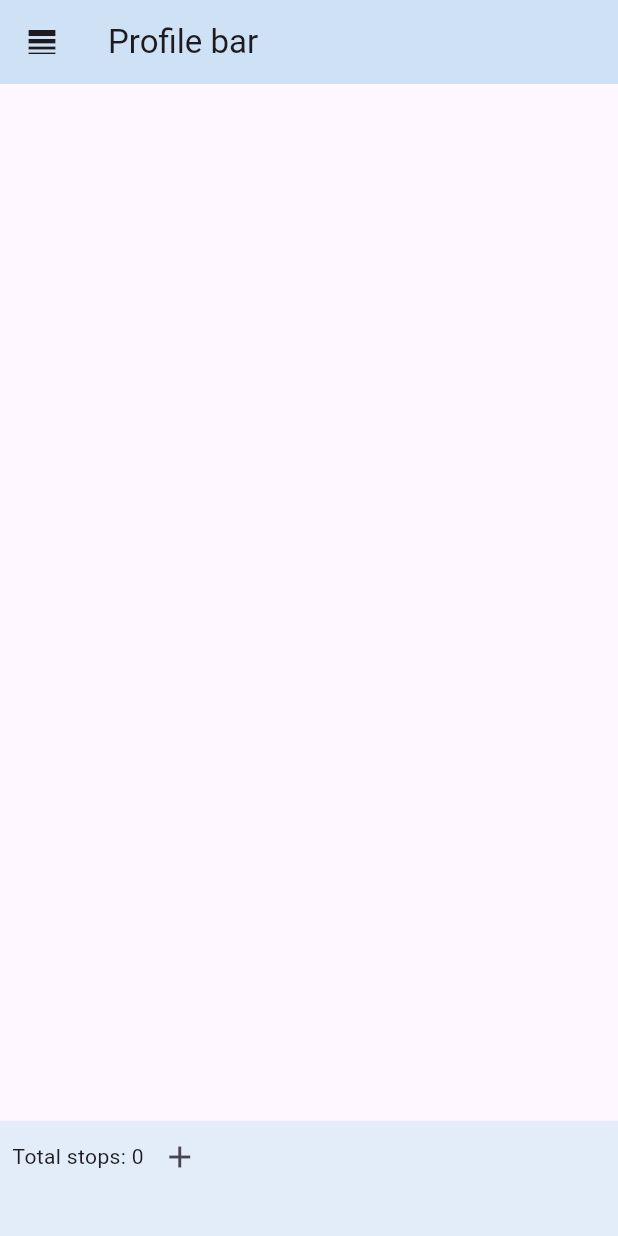
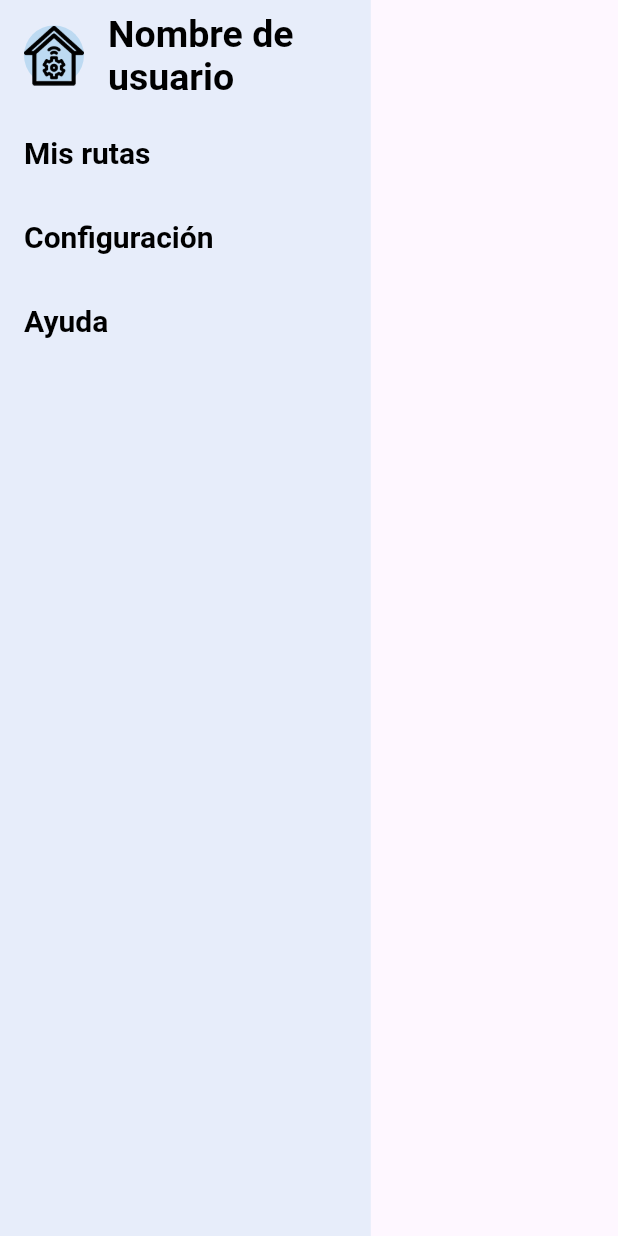
Before and after one commit to Andresf9823/dominator_app, a Flutter app: the screen it shows after launch, after a tap on "Did you forget your password?", on a phone screen of 412 x 824 dp. Run offline on Flutter 3.47's test engine with Material 3 defaults, Android fonts, the light colour scheme and no system bars.

Commit message:
Maybe latter

```diff
--- a/lib/loggin/infrastructure/get_user_sign_in.dart
+++ b/lib/loggin/infrastructure/get_user_sign_in.dart
@@ -8,9 +8,9 @@ Future<User> getSignInUser(User user) async {
     final response =
         await http.get(Uri.parse("https://api.chucknorris.io/jokes/random"));
     if (response.statusCode == 200) {
-      print(
-          " STATUS: ${response.statusCode} \n CONTENT LENGTH: ${response.contentLength} \n HEADERS: ${response.headers}");
-      print("\n BODY: ${response.body}");
+      // print(
+      //     " STATUS: ${response.statusCode} \n CONTENT LENGTH: ${response.contentLength} \n HEADERS: ${response.headers}");
+      // print("\n BODY: ${response.body}");
       return User.fromJson(jsonDecode(response.body));
     }
     throw (Exception());
--- a/lib/loggin/infrastructure/tcp_server.dart
+++ b/lib/loggin/infrastructure/tcp_server.dart
@@ -16,30 +16,30 @@ class TcpClient {
         socket = sock;
         socket.listen(_dataHandler,
             onError: _onErrorHandler, onDone: disconnect, cancelOnError: false);
-        print("Connected to: $serverAddress:$port");
+        // print("Connected to: $serverAddress:$port");
       });
     } catch (e) {
-      print("Error connecting to server $serverAddress:$port, error: $e");
+      // print("Error connecting to server $serverAddress:$port, error: $e");
     }
   }
 
   void _dataHandler(data) {
-    print(String.fromCharCodes(data).trim());
+    // print(String.fromCharCodes(data).trim());
   }
 
   void _onErrorHandler(error, StackTrace trace) {
-    print(error);
+    // print(error);
   }
 
   void sendMessage(Object message) {
     socket.write(message);
-    print('Sent to server $serverAddress:$port -> $message');
+    // print('Sent to server $serverAddress:$port -> $message');
   }
 
   void disconnect() {
     socket.flush();
     socket.destroy();
     socket.close();
-    print("Dosconnected from $serverAddress:$port");
+    // print("Dosconnected from $serverAddress:$port");
   }
 }
--- a/lib/loggin/loggin_view.dart
+++ b/lib/loggin/loggin_view.dart
@@ -25,7 +25,7 @@ class _LogginView extends State<LogginView> {
       Column(children: [
         Padding(
           padding: EdgeInsets.symmetric(vertical: size.width * 0.05),
-          child: const AvatarIcon(),
+          child: const AvatarIcon(circleRadius: 100,),
         ),
         Padding(
           padding:
--- a/lib/main_view/main_view.dart
+++ b/lib/main_view/main_view.dart
@@ -1,53 +1,75 @@
+import 'package:dominator_app/widgets/avatar.dart';
 import 'package:flutter/gestures.dart';
 import 'package:flutter/material.dart';
 
-class AddDestinationsOptions extends StatefulWidget {
-  const AddDestinationsOptions({super.key});
+class UserMenuButton extends StatefulWidget {
+  const UserMenuButton({super.key});
   @override
-  State<AddDestinationsOptions> createState() => _AddDestinationsOptions();
+  State<UserMenuButton> createState() => _UserMenuButton();
 }
 
-class _AddDestinationsOptions extends State<AddDestinationsOptions> {
-  int items = 0;
+class _UserMenuButton extends State<UserMenuButton> {
+  bool showSidebar = false;
+
   @override
   void initState() {
     super.initState();
   }
 
+  void _showSidebar() {
+    setState(() {
+      showSidebar = !showSidebar;
+    });
+  }
+
   @override
   Widget build(BuildContext context) {
-    return DraggableScrollableSheet(
-        initialChildSize: 0.1,
-        maxChildSize: 0.5,
-        minChildSize: 0.05,
-        builder: (BuildContext context, ScrollController scrollController) {
-          return Container(
-            color: const Color.fromRGBO(64, 182, 216, 0.15),
+    return FloatingActionButton(
+      onPressed: _showSidebar,
+      child: const Icon(Icons.menu),
+    );
+  }
+}
+
+class UserMenuSideBar extends StatelessWidget {
+  const UserMenuSideBar({super.key});
+
+  Widget sideBarListElement(
+      {required String text,
+      double fontSize = 20,
+      Widget? leadingElement,
+      void callbackFunction}) {
+    return ListTile(
+      leading: leadingElement,
+      titleTextStyle: TextStyle(
+        fontSize: fontSize,
+        fontWeight: FontWeight.bold,
+        color: Colors.black,
+      ),
+      title: Text(text),
+    );
+  }
+
+  @override
+  Widget build(BuildContext context) {
+    return Scaffold(
+      body: Container(
+        width: MediaQuery.of(context).size.width * 0.6,
+        height: MediaQuery.of(context).size.height,
+        color: const Color.fromARGB(31, 64, 163, 216),
         child: Column(
           children: [
-                Row(children: [
-                  SizedBox(width: MediaQuery.of(context).size.height * 0.01),
-                  Text("Total stops: $items"),
-                  IconButton(
-                      icon: const Icon(Icons.add),
-                      onPressed: () {
-                        items++;
-                        setState(() {});
-                      }),
-                ]),
-                Expanded(
-                    child: ListView.builder(
-                        controller: scrollController,
-                        itemCount: items,
-                        itemBuilder: (BuildContext context, items) {
-                          return ListTile(
-                            title: Text("Item: $items"),
-                          );
-                        }))
+            sideBarListElement(
+                text: "Nombre de usuario",
+                fontSize: 25,
+                leadingElement: const AvatarIcon(circleRadius: 20)),
+            sideBarListElement(text: "Mis rutas"),
+            sideBarListElement(text: "Configuración"),
+            sideBarListElement(text: "Ayuda"),
           ],
         ),
+      ),
     );
-        });
   }
 }
 
@@ -55,18 +77,15 @@ class MainView extends StatelessWidget {
   const MainView({super.key});
   @override
   Widget build(BuildContext context) {
-    return Scaffold(
+    return const Scaffold(
         drawerDragStartBehavior: DragStartBehavior.start,
-      appBar: AppBar(
-          backgroundColor: const Color.fromRGBO(64, 162, 216, 0.25),
-          title: const Text("Profile bar"),
-          leading: IconButton(
-              icon: const Icon(Icons.line_weight), onPressed: () {})),
-      body: const Stack(
+        body: SafeArea(
+          child: Stack(
             children: [
-          AddDestinationsOptions(),
+              Positioned(top: 16, left: 13, child: UserMenuButton()),
+              UserMenuSideBar()
             ],
           ),
-    );
+        ));
   }
 }
--- a/lib/widgets/avatar.dart
+++ b/lib/widgets/avatar.dart
@@ -1,7 +1,9 @@
 import 'package:flutter/material.dart';
 
 class AvatarIcon extends StatefulWidget {
-  const AvatarIcon({super.key});
+
+  final double circleRadius;
+  const AvatarIcon({super.key, required this.circleRadius});
 
   @override
   State<AvatarIcon> createState() => _AvatarIcon();
@@ -10,11 +12,11 @@ class AvatarIcon extends StatefulWidget {
 class _AvatarIcon extends State<AvatarIcon> {
   @override
   Widget build(BuildContext context) {
-    return const CircleAvatar(
-      radius: 100,
-      backgroundColor: Color.fromRGBO(64, 162, 216, 0.25),
+    return  CircleAvatar(
+      radius: widget.circleRadius,
+      backgroundColor: const Color.fromRGBO(64, 162, 216, 0.25),
       // backgroundImage: AssetImage("images/smart-home.png"),  //Se abre al circulo
-      child: Image(
+      child: const Image(
           image: AssetImage("images/smart-home.png")), //Se cierra al circulo
     );
   }
```
Lines whose indentation alone changed are shown as unchanged.
